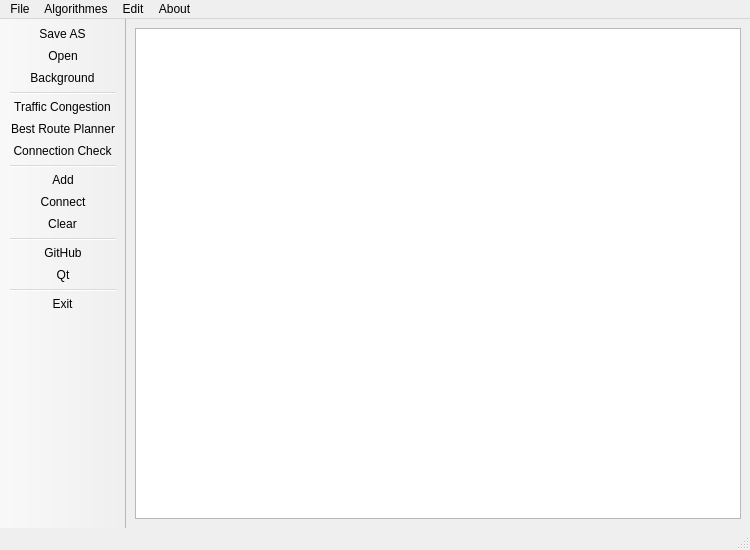
Qt form mainwindow.ui (VladosYetti/CourseWork-TrafficLights-KNT-119) before a commit.
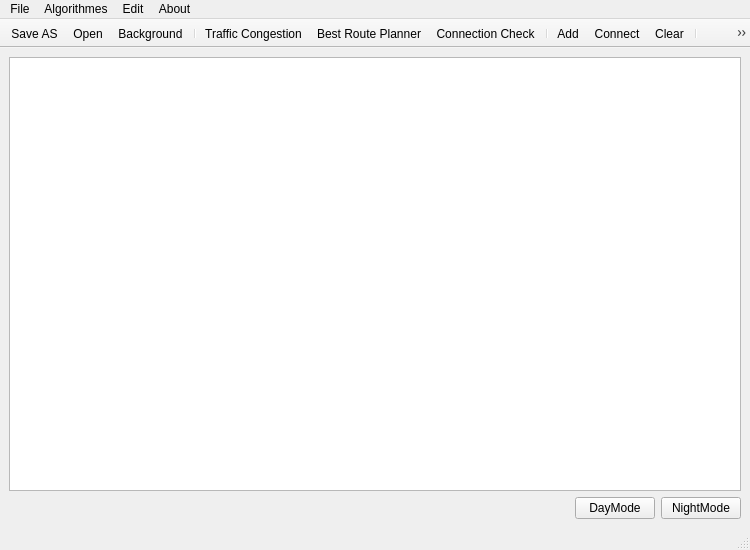
The same form after that commit. Icons and pictures are not drawn.

Patch:
```diff
--- a/mainwindow.ui
+++ b/mainwindow.ui
@@ -18,8 +18,8 @@
   </property>
   <property name="maximumSize">
    <size>
-    <width>800</width>
-    <height>600</height>
+    <width>750</width>
+    <height>550</height>
    </size>
   </property>
   <property name="windowTitle">
@@ -30,6 +30,37 @@
     <item>
      <widget class="QGraphicsView" name="graphicsView"/>
     </item>
+    <item>
+     <layout class="QHBoxLayout" name="horizontalLayout">
+      <item>
+       <spacer name="horizontalSpacer">
+        <property name="orientation">
+         <enum>Qt::Horizontal</enum>
+        </property>
+        <property name="sizeHint" stdset="0">
+         <size>
+          <width>40</width>
+          <height>20</height>
+         </size>
+        </property>
+       </spacer>
+      </item>
+      <item>
+       <widget class="QPushButton" name="DayMode">
+        <property name="text">
+         <string>DayMode</string>
+        </property>
+       </widget>
+      </item>
+      <item>
+       <widget class="QPushButton" name="NightMode">
+        <property name="text">
+         <string>NightMode</string>
+        </property>
+       </widget>
+      </item>
+     </layout>
+    </item>
    </layout>
   </widget>
   <widget class="QMenuBar" name="menubar">
@@ -87,7 +118,7 @@
     <bool>true</bool>
    </property>
    <property name="sizePolicy">
-    <sizepolicy hsizetype="Fixed" vsizetype="Preferred">
+    <sizepolicy hsizetype="Preferred" vsizetype="Fixed">
      <horstretch>0</horstretch>
      <verstretch>0</verstretch>
     </sizepolicy>
@@ -108,7 +139,7 @@
     <bool>false</bool>
    </property>
    <attribute name="toolBarArea">
-    <enum>LeftToolBarArea</enum>
+    <enum>TopToolBarArea</enum>
    </attribute>
    <attribute name="toolBarBreak">
     <bool>false</bool>
```
